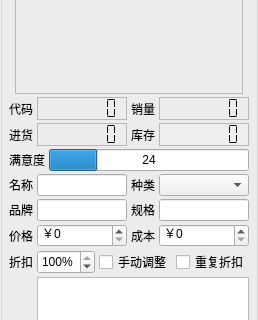
Old version of the form cosmetic_src/Business/BusinessDetailWidget.ui in the repository oaheiw/darwinner; both pictures show x 0 to 258 and y 102 to 422 of the 258 by 525 pixel window.
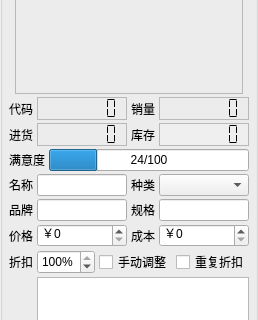
New version of the form. Icons and pictures are not drawn.

What changed in the file:
```diff
--- a/cosmetic_src/Business/BusinessDetailWidget.ui
+++ b/cosmetic_src/Business/BusinessDetailWidget.ui
@@ -253,7 +253,7 @@
            <set>Qt::AlignCenter</set>
           </property>
           <property name="format">
-           <string>%p</string>
+           <string>%v/%m</string>
           </property>
          </widget>
         </item>
```
